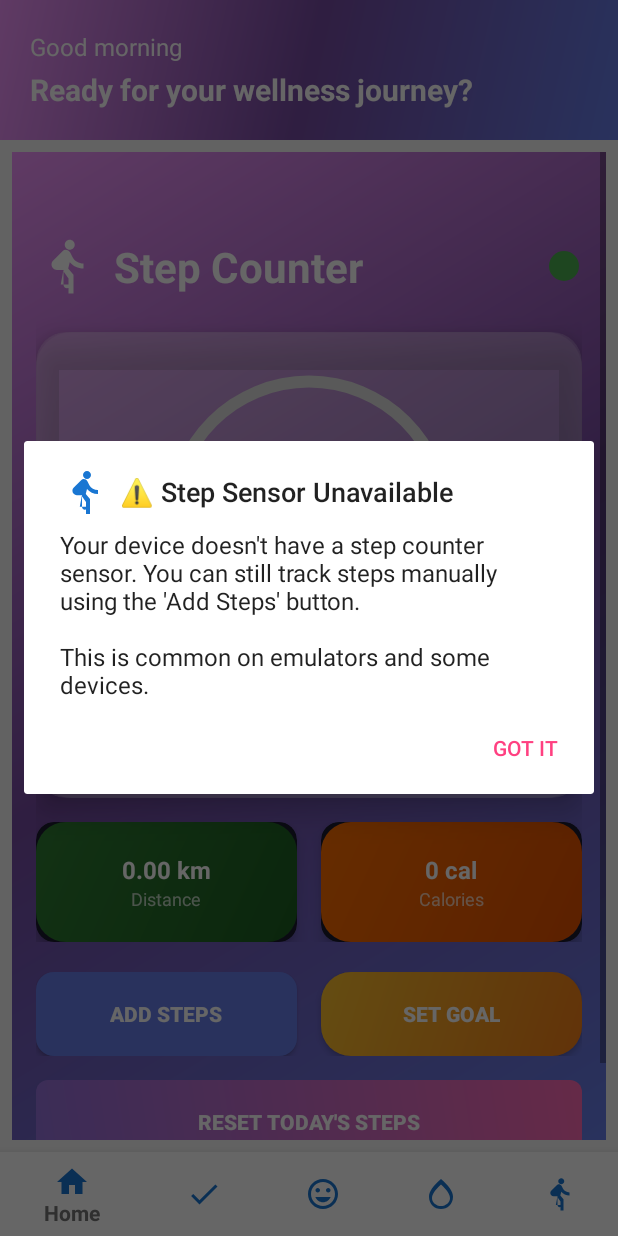
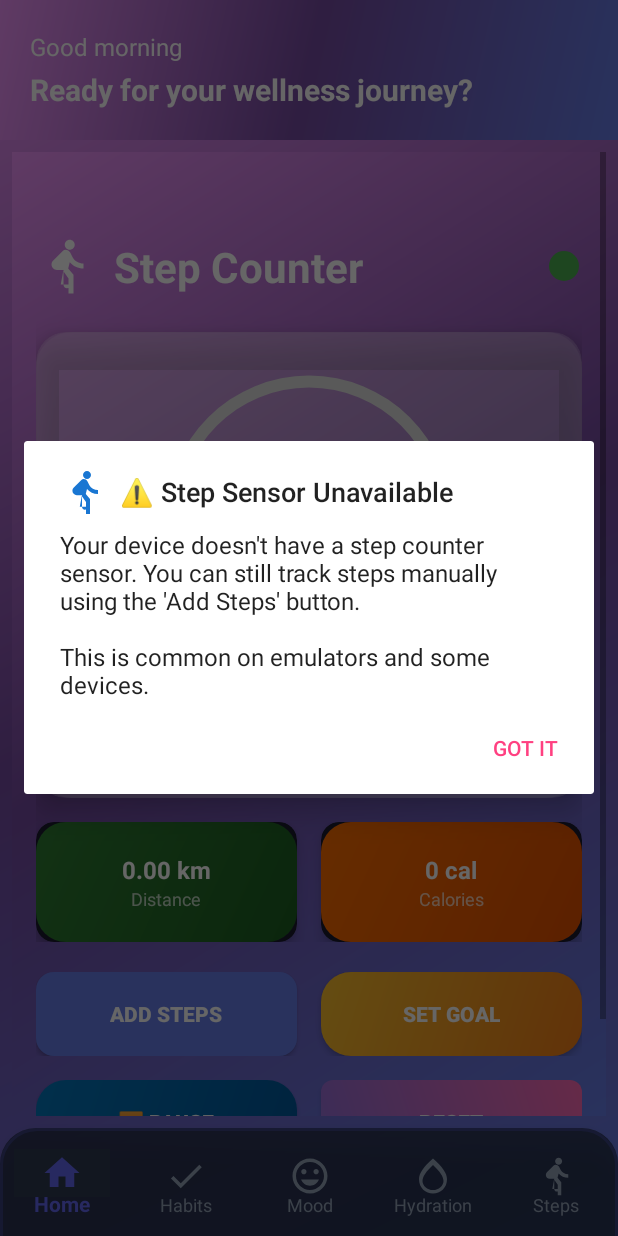
Before and after one commit to ChamaraJanith/AURA-Wellness-tracker, an Android app: the fragment StepsFragment placed in its activity, on a phone screen of 412 x 824 dp. Run offline under Robolectric (Android 15) with nearby library versions, the phone set to English and light mode, and no system bars.

Commit message:
full complete advanceded step counter

```diff
--- a/app/src/main/java/com/example/wellnesstracker/StepsFragment.kt
+++ b/app/src/main/java/com/example/wellnesstracker/StepsFragment.kt
@@ -25,6 +25,9 @@ import androidx.core.content.ContextCompat
 import androidx.fragment.app.Fragment
 import com.example.wellnesstracker.services.StepCounterService
 import com.example.wellnesstracker.utils.SharedPreferencesHelper
+private lateinit var buttonPauseResume: Button
+private var isPaused = false
+
 
 class StepsFragment : Fragment() {
 
@@ -96,6 +99,7 @@ class StepsFragment : Fragment() {
             buttonAddSteps = view.findViewById(R.id.button_add_steps)
             buttonSetGoal = view.findViewById(R.id.button_set_goal)
             buttonReset = view.findViewById(R.id.button_reset)
+            buttonPauseResume = view.findViewById(R.id.button_pause_resume)
             achievementBanner = view.findViewById(R.id.achievement_banner)
             textRealtimeStatus = view.findViewById(R.id.text_realtime_status)
             statusIndicator = view.findViewById(R.id.status_indicator)
@@ -103,14 +107,63 @@ class StepsFragment : Fragment() {
             buttonAddSteps.setOnClickListener { showAddStepsDialog() }
             buttonSetGoal.setOnClickListener { showSetGoalDialog() }
             buttonReset.setOnClickListener { showResetDialog() }
+            buttonPauseResume.setOnClickListener { togglePauseResume() }
+
+            // Update button state on load
+            updatePauseResumeButton()
         } catch (e: Exception) {
             e.printStackTrace()
         }
     }
 
+    private fun togglePauseResume() {
+        isPaused = prefsHelper.isStepCounterPaused()
+
+        if (isPaused) {
+            // Resume
+            prefsHelper.setStepCounterPaused(false)
+            if (hasSensorSupport) {
+                StepCounterService.startService(requireContext())
+            }
+            Toast.makeText(requireContext(), "▶️ Step counter resumed", Toast.LENGTH_SHORT).show()
+        } else {
+            // Pause
+            prefsHelper.setStepCounterPaused(true)
+            StepCounterService.stopService(requireContext())
+            Toast.makeText(requireContext(), "⏸️ Step counter paused", Toast.LENGTH_SHORT).show()
+        }
+
+        updatePauseResumeButton()
+        updateSensorStatus()
+    }
+
+    private fun updatePauseResumeButton() {
+        try {
+            isPaused = prefsHelper.isStepCounterPaused()
+
+            if (isPaused) {
+                buttonPauseResume.text = "▶️ Resume"
+                buttonPauseResume.setBackgroundResource(R.drawable.gradient_card_steps)
+            } else {
+                buttonPauseResume.text = "⏸️ Pause"
+                buttonPauseResume.setBackgroundResource(R.drawable.gradient_card_water)
+            }
+        } catch (e: Exception) {
+            e.printStackTrace()
+        }
+    }
+
+
+
     private fun updateSensorStatus() {
         try {
-            if (hasSensorSupport) {
+            isPaused = prefsHelper.isStepCounterPaused()
+
+            if (isPaused) {
+                textRealtimeStatus.text = "Counting paused"
+                textRealtimeStatus.setTextColor(ContextCompat.getColor(requireContext(), R.color.orange_accent))
+                statusIndicator.setBackgroundResource(R.drawable.status_indicator_inactive)
+            } else if (hasSensorSupport) {
                 textRealtimeStatus.text = "Real-time counting active"
                 textRealtimeStatus.setTextColor(ContextCompat.getColor(requireContext(), R.color.green_accent))
                 statusIndicator.setBackgroundResource(R.drawable.status_indicator_active)
@@ -128,6 +181,7 @@ class StepsFragment : Fragment() {
             e.printStackTrace()
         }
     }
+
 
     private fun showSensorUnavailableDialog() {
         AlertDialog.Builder(requireContext())
@@ -243,12 +297,15 @@ class StepsFragment : Fragment() {
         super.onResume()
         try {
             updateUI()
+            updatePauseResumeButton()
+            updateSensorStatus()
             registerStepUpdateReceiver()
             startPeriodicUpdate()
         } catch (e: Exception) {
             e.printStackTrace()
         }
     }
+
 
     override fun onPause() {
         super.onPause()
--- a/app/src/main/java/com/example/wellnesstracker/utils/SharedPreferences.kt
+++ b/app/src/main/java/com/example/wellnesstracker/utils/SharedPreferences.kt
@@ -190,6 +190,15 @@ class SharedPreferencesHelper(context: Context) {
         prefs.edit().putBoolean("shown_sensor_warning", shown).apply()
     }
 
+    // Step counter pause state
+    fun isStepCounterPaused(): Boolean =
+        prefs.getBoolean("step_counter_paused", false)
+
+    fun setStepCounterPaused(paused: Boolean) {
+        prefs.edit().putBoolean("step_counter_paused", paused).apply()
+    }
+
+
 
     fun saveMoodEntries(moodEntries: List<MoodEntry>) {
         val json = gson.toJson(moodEntries)
--- /dev/null
+++ b/app/src/main/res/color/nav_item_color.xml
@@ -0,0 +1,5 @@
+<?xml version="1.0" encoding="utf-8"?>
+<selector xmlns:android="http://schemas.android.com/apk/res/android">
+    <item android:color="#6366F1" android:state_checked="true" />
+    <item android:color="#94A3B8" />
+</selector>
--- a/app/src/main/res/drawable/bottom_nav_background.xml
+++ b/app/src/main/res/drawable/bottom_nav_background.xml
@@ -1,7 +1,21 @@
 <?xml version="1.0" encoding="utf-8"?>
-<shape xmlns:android="http://schemas.android.com/apk/res/android">
-    <solid android:color="@color/surface" />
-    <corners
-        android:topLeftRadius="20dp"
-        android:topRightRadius="20dp" />
-</shape>
+<layer-list xmlns:android="http://schemas.android.com/apk/res/android">
+    <!-- Blur background -->
+    <item>
+        <shape>
+            <solid android:color="#CC1E293B" />
+            <corners
+                android:topLeftRadius="24dp"
+                android:topRightRadius="24dp" />
+        </shape>
+    </item>
+    <!-- Top border accent -->
+    <item android:top="0dp" android:bottom="-2dp">
+        <shape>
+            <stroke android:width="2dp" android:color="#3F6366F1" />
+            <corners
+                android:topLeftRadius="24dp"
+                android:topRightRadius="24dp" />
+        </shape>
+    </item>
+</layer-list>
--- /dev/null
+++ b/app/src/main/res/drawable/nav_item_ripple.xml
@@ -0,0 +1,10 @@
+<?xml version="1.0" encoding="utf-8"?>
+<ripple xmlns:android="http://schemas.android.com/apk/res/android"
+    android:color="#336366F1">
+    <item android:id="@android:id/mask">
+        <shape android:shape="rectangle">
+            <solid android:color="#FFFFFF" />
+            <corners android:radius="16dp" />
+        </shape>
+    </item>
+</ripple>
--- a/app/src/main/res/layout/activity_main.xml
+++ b/app/src/main/res/layout/activity_main.xml
@@ -4,7 +4,7 @@
     android:layout_width="match_parent"
     android:layout_height="match_parent"
     android:orientation="vertical"
-    android:background="#F5F5F5">
+    android:background="@drawable/splash_gradient">
 
     <!-- Header - Hidden by default, shown only for Home -->
     <LinearLayout
@@ -48,10 +48,22 @@
         android:id="@+id/bottom_navigation"
         android:layout_width="match_parent"
         android:layout_height="wrap_content"
-        android:background="@android:color/white"
+        android:background="@drawable/bottom_nav_background"
+        android:elevation="16dp"
+        android:paddingTop="8dp"
+        android:paddingBottom="8dp"
+        app:itemIconTint="@color/nav_item_color"
+        app:itemTextColor="@color/nav_item_color"
+        app:itemActiveIndicatorStyle="@style/ActiveIndicatorStyle"
+        app:itemRippleColor="@drawable/nav_item_ripple"
+        app:itemIconSize="28dp"
+        app:itemPaddingTop="8dp"
+        app:itemPaddingBottom="8dp"
+        app:labelVisibilityMode="labeled"
         app:menu="@menu/bottom_navigation"
-        app:itemIconTint="#1976D2"
-        app:itemTextColor="#757575"
-        app:elevation="8dp" />
+        app:layout_constraintBottom_toBottomOf="parent"
+        app:layout_constraintEnd_toEndOf="parent"
+        app:layout_constraintStart_toStartOf="parent" />
+
 
 </LinearLayout>
--- a/app/src/main/res/layout/fragment_steps.xml
+++ b/app/src/main/res/layout/fragment_steps.xml
@@ -11,7 +11,8 @@
     <androidx.constraintlayout.widget.ConstraintLayout
         android:layout_width="match_parent"
         android:layout_height="wrap_content"
-        android:padding="16dp">
+        android:padding="16dp"
+        android:paddingBottom="100dp">
 
         <!-- Status Bar Spacer -->
         <View
@@ -292,7 +293,7 @@
 
         </LinearLayout>
 
-        <!-- SCROLLABLE BUTTON SECTION -->
+        <!-- BUTTON SECTION -->
         <LinearLayout
             android:id="@+id/button_container"
             android:layout_width="0dp"
@@ -340,18 +341,43 @@
 
             </LinearLayout>
 
-            <!-- Reset Button (Row 2) -->
-            <Button
-                android:id="@+id/button_reset"
+            <!-- Action Buttons Row 2 -->
+            <LinearLayout
+                android:id="@+id/button_row_2"
                 android:layout_width="match_parent"
-                android:layout_height="56dp"
+                android:layout_height="wrap_content"
                 android:layout_marginTop="16dp"
-                android:background="@drawable/gradient_button"
-                android:elevation="4dp"
-                android:text="Reset Today's Steps"
-                android:textColor="@color/white"
-                android:textSize="14sp"
-                android:textStyle="bold" />
+                android:orientation="horizontal">
+
+                <!-- Pause/Resume Button -->
+                <Button
+                    android:id="@+id/button_pause_resume"
+                    android:layout_width="0dp"
+                    android:layout_height="56dp"
+                    android:layout_marginEnd="8dp"
+                    android:layout_weight="1"
+                    android:background="@drawable/gradient_card_water"
+                    android:elevation="6dp"
+                    android:text="⏸️ Pause"
+                    android:textColor="@color/white"
+                    android:textSize="14sp"
+                    android:textStyle="bold" />
+
+                <!-- Reset Button -->
+                <Button
+                    android:id="@+id/button_reset"
+                    android:layout_width="0dp"
+                    android:layout_height="56dp"
+                    android:layout_marginStart="8dp"
+                    android:layout_weight="1"
+                    android:background="@drawable/gradient_button"
+                    android:elevation="4dp"
+                    android:text="Reset"
+                    android:textColor="@color/white"
+                    android:textSize="14sp"
+                    android:textStyle="bold" />
+
+            </LinearLayout>
 
             <!-- Achievement Banner -->
             <androidx.cardview.widget.CardView
--- a/app/src/main/res/values/styles.xml
+++ b/app/src/main/res/values/styles.xml
@@ -7,6 +7,14 @@
         <item name="colorAccent">#FF4081</item>
         <item name="android:windowBackground">#F0F4F8</item>
     </style>
+
+    <style name="ActiveIndicatorStyle" parent="">
+        <item name="android:color">#2E3A50</item>
+        <item name="android:width">64dp</item>
+        <item name="android:height">32dp</item>
+        <item name="cornerRadius">16dp</item>
+    </style>
+
 
     <!-- Card Style -->
     <style name="WellnessCard" parent="CardView">
```
Also changed, not shown: app/src/main/AndroidManifest.xml (+12 -0 lines), app/src/main/java/com/example/wellnesstracker/StepCounterActionReceiver.kt (added, +41 -0 lines), app/src/main/java/com/example/wellnesstracker/services/StepCounterService.kt (+49 -0 lines), app/src/main/res/drawable/ic_pause.xml (added, +9 -0 lines), app/src/main/res/drawable/ic_play.xml (added, +9 -0 lines), app/src/main/res/layout/fragment_home.xml (+19 -18 lines), app/src/main/res/layout/fragment_mood.xml (+73 -58 lines), app/src/main/res/values/colors.xml (+7 -0 lines).
